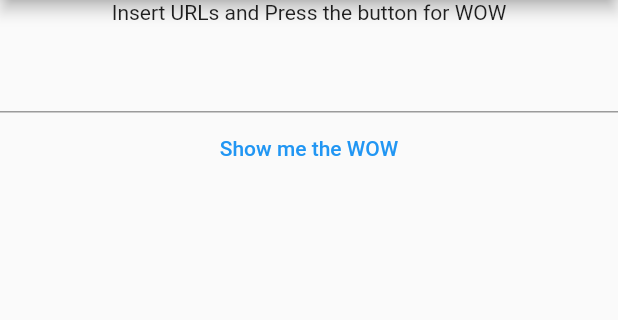
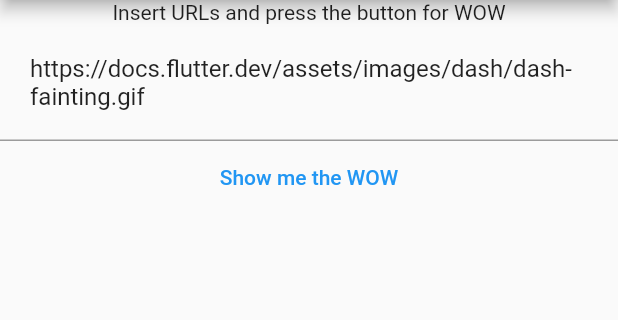
Before and after one commit to DragonBanana/dima, a Flutter app: the screen it shows after launch, on a phone screen of 412 x 824 dp, the part 84-404 px from its top. Run offline on Flutter 3.47's test engine with Material 2 defaults, Android fonts, the light colour scheme and no system bars; missing offline and left inert: dart:html.

Commit message:
updated viewer with default link

```diff
--- a/flutter/viewer/lib/main.dart
+++ b/flutter/viewer/lib/main.dart
@@ -38,7 +38,7 @@ class MyApp extends StatelessWidget {
 class Main extends StatelessWidget {
   // Controller of the textfield
   // It is needed to retrieve the text from the component
-  final myController = TextEditingController();
+  final myController = TextEditingController(text: "https://docs.flutter.dev/assets/images/dash/dash-fainting.gif");
   Main({Key? key}) : super(key: key);
 
   @override
@@ -47,12 +47,13 @@ class Main extends StatelessWidget {
       children: [
         // In the column we have three subcomponents, which are:
         // A text, a textfield and a button
-        const Text("Insert URLs and Press the button for WOW"),
+        const Text("Insert URLs and press the button for WOW"),
         // In this textfield we insert the URLs
         TextField(
           controller: myController,
-          decoration:
-              const InputDecoration(contentPadding: EdgeInsets.all(20.0)),
+          decoration: const InputDecoration(
+            contentPadding: EdgeInsets.all(20.0),
+          ),
           keyboardType: TextInputType.multiline,
           maxLines: null,
         ),
```
